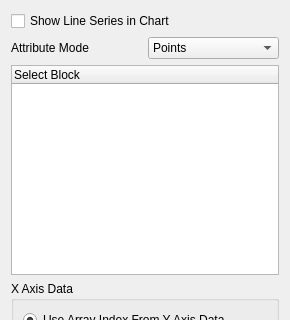
Before: the Qt Designer form Qt/Components/Resources/UI/pqLineChartDisplayPanel.ui in wildmichael/ParaView3-enhancements-old, drawn with Qt 5; both pictures show x 0 to 290 and y 0 to 320 of the 290 by 781 pixel window.
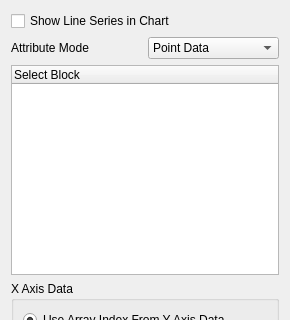
After: the same form once the commit is applied. Icons and pictures are not drawn. Custom widgets are drawn as their Qt base class.

```diff
--- a/Qt/Components/Resources/UI/pqLineChartDisplayPanel.ui
+++ b/Qt/Components/Resources/UI/pqLineChartDisplayPanel.ui
@@ -38,7 +38,7 @@
     <widget class="QComboBox" name="AttributeMode" >
      <item>
       <property name="text" >
-       <string>Points</string>
+       <string>Point Data</string>
       </property>
       <property name="icon" >
        <iconset resource="../pqComponents.qrc" >:/pqWidgets/Icons/pqPointData16.png</iconset>
```
Left out of the diff: 8 changed lines with no effect on the pictures.
